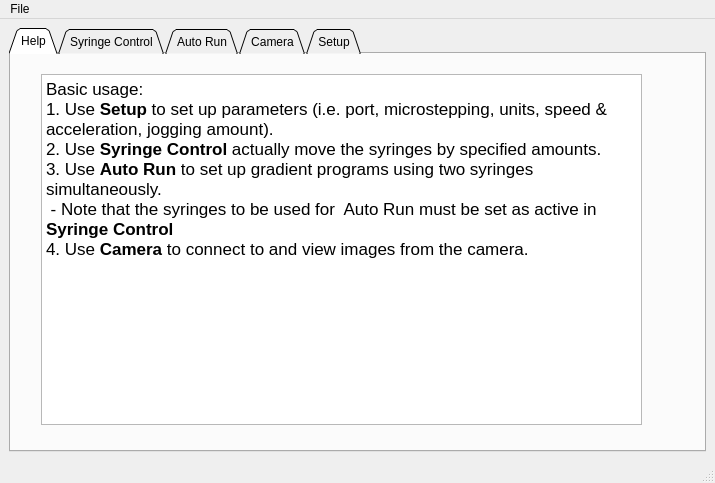
The window that code/poseidon_controller_gf_gui.ui (juerslab/maker-auto_gradient_equilibration) describes before a commit, drawn with Qt 5.
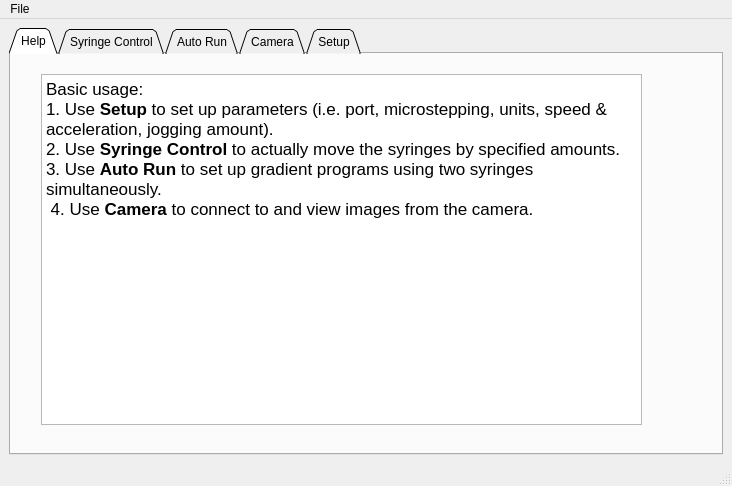
The same window after the commit. The open tabs and pages were chosen to show the change.

Diff of the .ui file:
```diff
--- a/code/poseidon_controller_gf_gui.ui
+++ b/code/poseidon_controller_gf_gui.ui
@@ -6,8 +6,8 @@
    <rect>
     <x>0</x>
     <y>0</y>
-    <width>693</width>
-    <height>483</height>
+    <width>732</width>
+    <height>486</height>
    </rect>
   </property>
   <property name="sizePolicy">
@@ -76,10 +76,9 @@
 &lt;/style&gt;&lt;/head&gt;&lt;body style=&quot; font-family:'.AppleSystemUIFont'; font-size:13pt; font-weight:400; font-style:normal;&quot;&gt;
 &lt;p style=&quot; margin-top:0px; margin-bottom:0px; margin-left:0px; margin-right:0px; -qt-block-indent:0; text-indent:0px;&quot;&gt;Basic usage:&lt;/p&gt;
 &lt;p style=&quot; margin-top:0px; margin-bottom:0px; margin-left:0px; margin-right:0px; -qt-block-indent:0; text-indent:0px;&quot;&gt;1. Use&lt;span style=&quot; font-weight:600;&quot;&gt; Setup&lt;/span&gt; to set up parameters (i.e. port, microstepping, units, speed &amp;amp; acceleration, jogging amount).&lt;/p&gt;
-&lt;p style=&quot; margin-top:0px; margin-bottom:0px; margin-left:0px; margin-right:0px; -qt-block-indent:0; text-indent:0px;&quot;&gt;2. Use &lt;span style=&quot; font-weight:600;&quot;&gt;Syringe Control &lt;/span&gt;actually move the syringes by specified amounts.&lt;/p&gt;
+&lt;p style=&quot; margin-top:0px; margin-bottom:0px; margin-left:0px; margin-right:0px; -qt-block-indent:0; text-indent:0px;&quot;&gt;2. Use &lt;span style=&quot; font-weight:600;&quot;&gt;Syringe Control &lt;/span&gt;to actually move the syringes by specified amounts.&lt;/p&gt;
 &lt;p style=&quot; margin-top:0px; margin-bottom:0px; margin-left:0px; margin-right:0px; -qt-block-indent:0; text-indent:0px;&quot;&gt;3. Use &lt;span style=&quot; font-weight:600;&quot;&gt;Auto Run&lt;/span&gt; to set up gradient programs using two syringes simultaneously.&lt;/p&gt;
-&lt;p style=&quot; margin-top:0px; margin-bottom:0px; margin-left:0px; margin-right:0px; -qt-block-indent:0; text-indent:0px;&quot;&gt; - Note that the syringes to be used for  Auto Run must be set as active in &lt;span style=&quot; font-weight:600;&quot;&gt;Syringe Control&lt;/span&gt;&lt;/p&gt;
-&lt;p style=&quot; margin-top:0px; margin-bottom:0px; margin-left:0px; margin-right:0px; -qt-block-indent:0; text-indent:0px;&quot;&gt;4. Use&lt;span style=&quot; font-weight:600;&quot;&gt; Camera&lt;/span&gt; to connect to and view images from the camera.&lt;/p&gt;&lt;/body&gt;&lt;/html&gt;</string>
+&lt;p style=&quot; margin-top:0px; margin-bottom:0px; margin-left:0px; margin-right:0px; -qt-block-indent:0; text-indent:0px;&quot;&gt; 4. Use&lt;span style=&quot; font-weight:600;&quot;&gt; Camera&lt;/span&gt; to connect to and view images from the camera.&lt;/p&gt;&lt;/body&gt;&lt;/html&gt;</string>
         </property>
        </widget>
       </widget>
@@ -2129,7 +2128,7 @@
     <rect>
      <x>0</x>
      <y>0</y>
-     <width>693</width>
+     <width>732</width>
      <height>24</height>
     </rect>
    </property>
```
Left out of the diff: 10 changed lines with no effect on the pictures.
